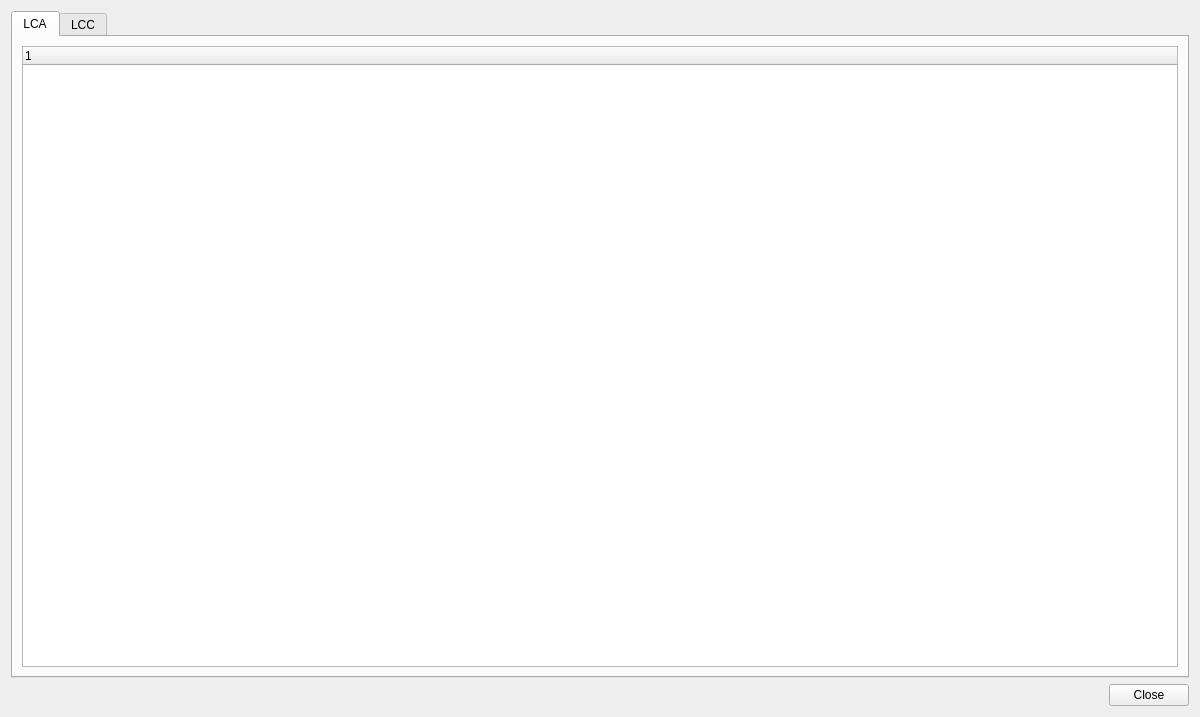
This is SIM-VICUS/src/SVLcaLccResultsWidget.ui in ghorwin/SIM-VICUS as Qt 5 draws it before an edit. The edited form follows.
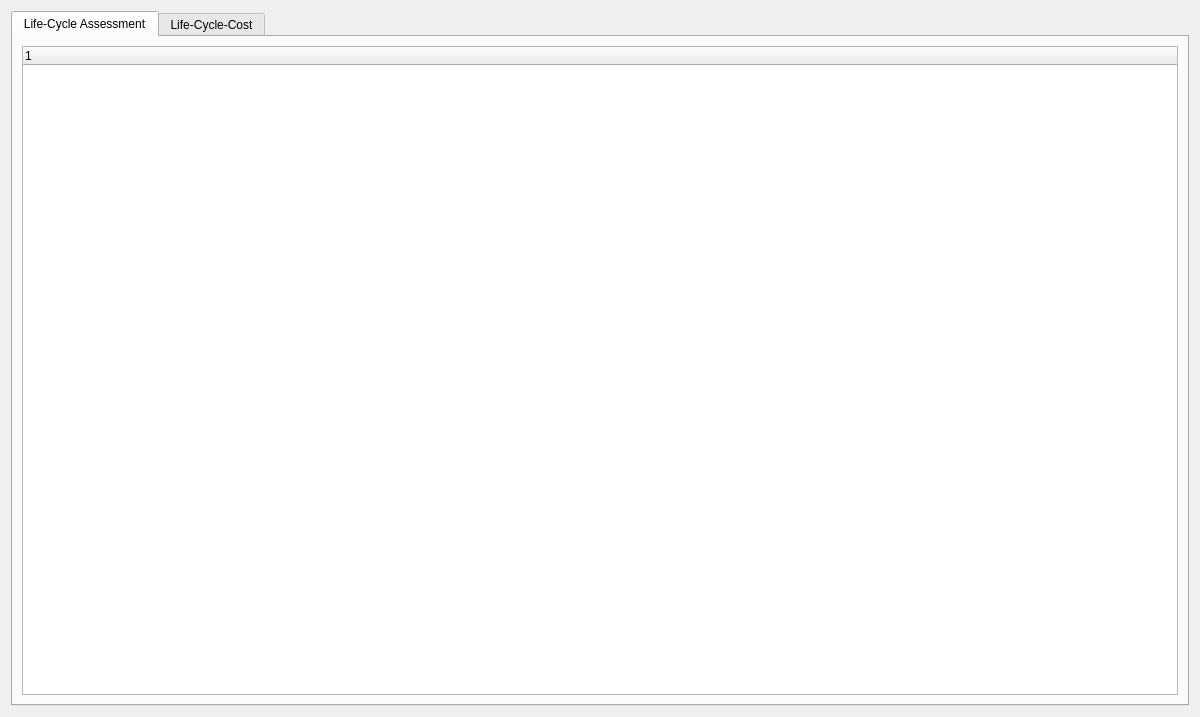
This is the edited form.

```diff
--- a/SIM-VICUS/src/SVLcaLccResultsWidget.ui
+++ b/SIM-VICUS/src/SVLcaLccResultsWidget.ui
@@ -14,26 +14,6 @@
    <string>LCA/LCC Results</string>
   </property>
   <layout class="QGridLayout" name="gridLayout">
-   <item row="1" column="1">
-    <widget class="QPushButton" name="pushButtonClose">
-     <property name="text">
-      <string>Close</string>
-     </property>
-    </widget>
-   </item>
-   <item row="1" column="0">
-    <spacer name="horizontalSpacer">
-     <property name="orientation">
-      <enum>Qt::Horizontal</enum>
-     </property>
-     <property name="sizeHint" stdset="0">
-      <size>
-       <width>40</width>
-       <height>20</height>
-      </size>
-     </property>
-    </spacer>
-   </item>
    <item row="0" column="0" colspan="2">
     <widget class="QTabWidget" name="tabWidget">
      <property name="tabPosition">
@@ -44,7 +24,7 @@
      </property>
      <widget class="QWidget" name="LCA">
       <attribute name="title">
-       <string>LCA</string>
+       <string>Life-Cycle Assessment</string>
       </attribute>
       <layout class="QGridLayout" name="gridLayout_2">
        <item row="0" column="0">
@@ -60,7 +40,7 @@
      </widget>
      <widget class="QWidget" name="LCC">
       <attribute name="title">
-       <string>LCC</string>
+       <string>Life-Cycle-Cost</string>
       </attribute>
       <layout class="QGridLayout" name="gridLayout_3">
        <item row="0" column="0" colspan="2">
```
Left out of the diff: 4 changed lines with no effect on the pictures.
